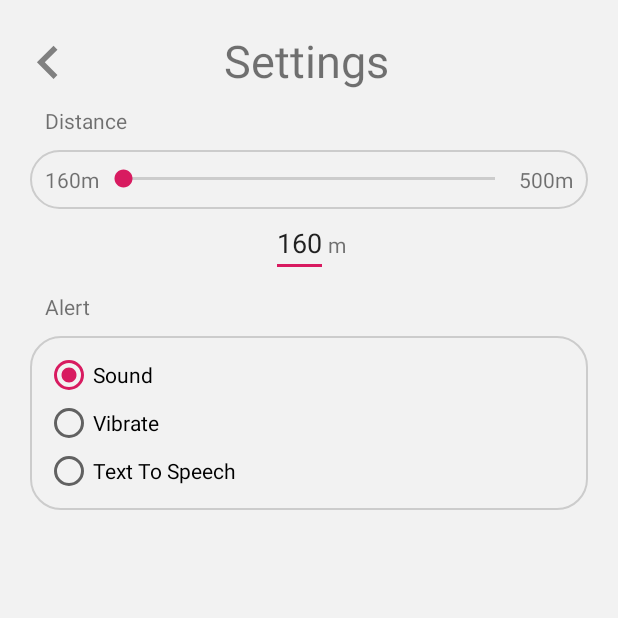
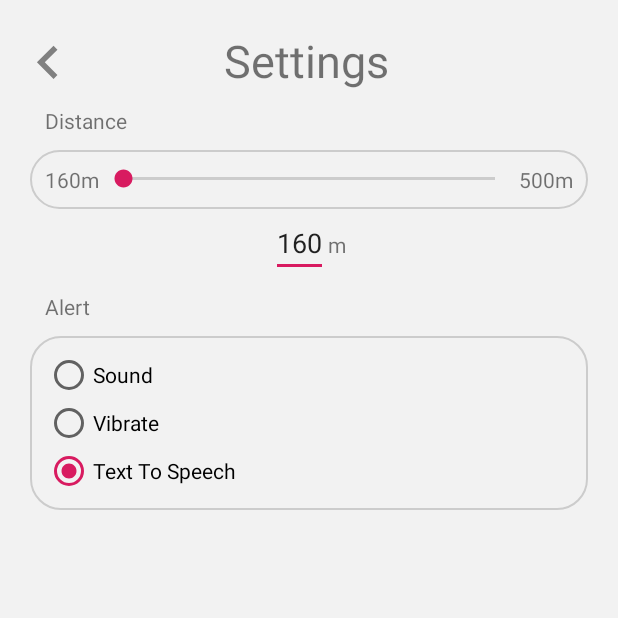
Before and after one commit to Dhillon-Prabh/WatchOut, an Android app: the screen it shows after launch (SettingsActivity), after a tap on an icon or button, on a phone screen of 412 x 824 dp, the top half of it. Run offline under Robolectric (Android 15) with nearby library versions, the phone set to English and light mode, and no system bars.

Commit message:
changed settings

```diff
--- a/app/src/main/java/com/example/androidproj/MainActivity.java
+++ b/app/src/main/java/com/example/androidproj/MainActivity.java
@@ -11,7 +11,7 @@ import android.view.View;
 public class MainActivity extends AppCompatActivity {
     static final int SETTINGS_REQUEST = 1;
     int distance = 160;
-    String alert_option = "sound";
+    String alert_option = "text to speech";
     @Override
     protected void onCreate(Bundle savedInstanceState) {
         super.onCreate(savedInstanceState);
```
